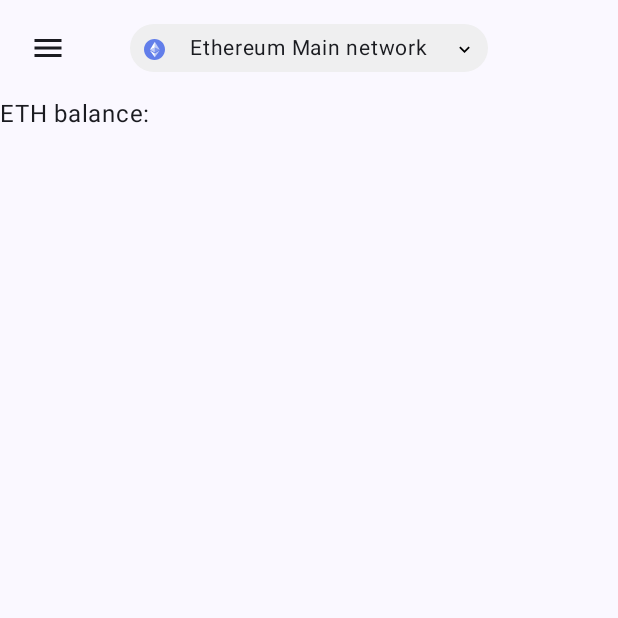
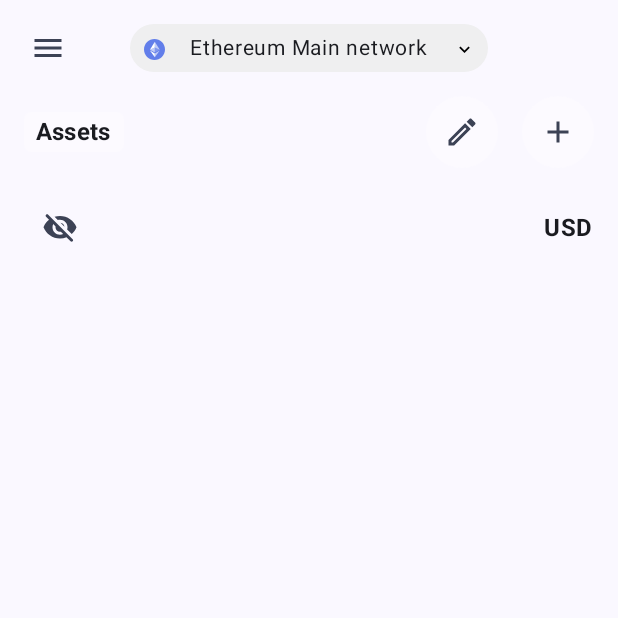
Before and after one commit to wannnn/BunnyWallet, an Android app built with Jetpack Compose: the CompletedScreen screen opened through its navigation route, after a tap on "Done", on a phone screen of 412 x 824 dp, the top half of it. Run offline under Robolectric (Android 15) with nearby library versions, the phone set to English and light mode, and no system bars; our stand-ins replace Dagger/Hilt's generated code, Timber; libraries missing offline, so code that uses them is left out: org.web3j.crypto, org.web3j.protocol, org.web3j.utils; 1 statement that could not run was skipped.

Commit message:
feat: add balance info ui

```diff
--- /dev/null
+++ b/app/src/main/java/com/cj/bunnywallet/feature/common/CommonIconBtn.kt
@@ -0,0 +1,54 @@
+package com.cj.bunnywallet.feature.common
+
+import android.content.res.Configuration
+import androidx.annotation.DrawableRes
+import androidx.compose.foundation.background
+import androidx.compose.foundation.shape.CircleShape
+import androidx.compose.material3.Icon
+import androidx.compose.material3.IconButton
+import androidx.compose.material3.MaterialTheme
+import androidx.compose.material3.Surface
+import androidx.compose.runtime.Composable
+import androidx.compose.ui.Modifier
+import androidx.compose.ui.graphics.Color
+import androidx.compose.ui.res.painterResource
+import androidx.compose.ui.tooling.preview.Preview
+import com.cj.bunnywallet.R
+import com.cj.bunnywallet.ui.theme.BunnyWalletTheme
+
+@Composable
+fun CommonIconBtn(
+    @DrawableRes icon: Int,
+    modifier: Modifier = Modifier,
+    tint: Color = MaterialTheme.colorScheme.secondary,
+    onClick: () -> Unit
+) {
+    IconButton(
+        onClick = onClick,
+        modifier = modifier
+    ) {
+        Icon(
+            painter = painterResource(id = icon),
+            contentDescription = null,
+            tint = tint
+        )
+    }
+}
+
+@Preview(name = "Light Mode", showBackground = true)
+@Preview(name = "Dark Mode", uiMode = Configuration.UI_MODE_NIGHT_YES, showBackground = true)
+@Composable
+fun PreviewCommonIconBtn() {
+    BunnyWalletTheme {
+        Surface(color = MaterialTheme.colorScheme.background) {
+            CommonIconBtn(
+                icon = R.drawable.ic_cruelty_free,
+                modifier = Modifier.background(
+                    color = MaterialTheme.colorScheme.inverseOnSurface,
+                    shape = CircleShape
+                ),
+                onClick = {}
+            )
+        }
+    }
+}
--- a/app/src/main/java/com/cj/bunnywallet/feature/home/HomeScreen.kt
+++ b/app/src/main/java/com/cj/bunnywallet/feature/home/HomeScreen.kt
@@ -3,12 +3,18 @@ package com.cj.bunnywallet.feature.home
 import android.content.res.Configuration
 import androidx.compose.foundation.layout.Column
 import androidx.compose.foundation.layout.fillMaxSize
+import androidx.compose.foundation.layout.padding
 import androidx.compose.material3.MaterialTheme
 import androidx.compose.material3.Surface
-import androidx.compose.material3.Text
 import androidx.compose.runtime.Composable
+import androidx.compose.runtime.getValue
+import androidx.compose.runtime.mutableStateOf
+import androidx.compose.runtime.remember
+import androidx.compose.runtime.setValue
 import androidx.compose.ui.Modifier
 import androidx.compose.ui.tooling.preview.Preview
+import androidx.compose.ui.unit.dp
+import com.cj.bunnywallet.feature.home.component.BalanceInfo
 import com.cj.bunnywallet.feature.home.component.HomeTopBar
 import com.cj.bunnywallet.ui.theme.BunnyWalletTheme
 
@@ -16,10 +22,20 @@ import com.cj.bunnywallet.ui.theme.BunnyWalletTheme
 fun HomeScreen(
     uiState: HomeState
 ) {
+    var balanceVisibility by remember { mutableStateOf(false) }
+
     Column(modifier = Modifier.fillMaxSize()) {
+
         HomeTopBar()
 
-        Text(text = "ETH balance: ${uiState.balance}")
+        Column(modifier = Modifier.padding(horizontal = 16.dp)) {
+            BalanceInfo(
+                balance = uiState.balance,
+                balanceVisibility = balanceVisibility,
+                onVisibilityChange = { balanceVisibility = balanceVisibility.not() }
+            )
+        }
+
     }
 }
 
--- /dev/null
+++ b/app/src/main/java/com/cj/bunnywallet/feature/home/component/BalanceInfo.kt
@@ -0,0 +1,102 @@
+package com.cj.bunnywallet.feature.home.component
+
+import android.content.res.Configuration
+import androidx.compose.foundation.background
+import androidx.compose.foundation.layout.Arrangement
+import androidx.compose.foundation.layout.Column
+import androidx.compose.foundation.layout.Row
+import androidx.compose.foundation.layout.fillMaxWidth
+import androidx.compose.foundation.layout.padding
+import androidx.compose.foundation.shape.CircleShape
+import androidx.compose.foundation.shape.RoundedCornerShape
+import androidx.compose.material3.MaterialTheme
+import androidx.compose.material3.Surface
+import androidx.compose.material3.Text
+import androidx.compose.runtime.Composable
+import androidx.compose.ui.Alignment
+import androidx.compose.ui.Modifier
+import androidx.compose.ui.draw.clip
+import androidx.compose.ui.res.stringResource
+import androidx.compose.ui.text.font.FontWeight
+import androidx.compose.ui.tooling.preview.Preview
+import androidx.compose.ui.unit.dp
+import com.cj.bunnywallet.R
+import com.cj.bunnywallet.feature.common.CommonIconBtn
+import com.cj.bunnywallet.ui.customview.VisibilityIconBtn
+import com.cj.bunnywallet.ui.theme.BunnyWalletTheme
+
+@Composable
+fun BalanceInfo(
+    balance: String,
+    balanceVisibility: Boolean,
+    onVisibilityChange: () -> Unit
+) {
+    Column(verticalArrangement = Arrangement.spacedBy(16.dp)) {
+        Row(
+            modifier = Modifier.fillMaxWidth(),
+            horizontalArrangement = Arrangement.SpaceBetween,
+            verticalAlignment = Alignment.CenterVertically
+        ) {
+            Text(
+                text = stringResource(id = R.string.assets),
+                modifier = Modifier
+                    .clip(RoundedCornerShape(5.dp))
+                    .background(color = MaterialTheme.colorScheme.inverseOnSurface)
+                    .padding(vertical = 4.dp, horizontal = 8.dp),
+                style = MaterialTheme.typography.titleMedium.copy(fontWeight = FontWeight.Bold)
+            )
+
+            Row(horizontalArrangement = Arrangement.spacedBy(16.dp)) {
+                val bgModifier = Modifier.background(
+                    color = MaterialTheme.colorScheme.inverseOnSurface,
+                    shape = CircleShape
+                )
+
+                CommonIconBtn(
+                    icon = R.drawable.ic_create,
+                    modifier = bgModifier,
+                    onClick = { }
+                )
+
+                CommonIconBtn(
+                    icon = R.drawable.ic_add,
+                    modifier = bgModifier,
+                    onClick = { }
+                )
+            }
+        }
+
+        Row(
+            modifier = Modifier.fillMaxWidth(),
+            horizontalArrangement = Arrangement.SpaceBetween,
+            verticalAlignment = Alignment.CenterVertically
+        ) {
+
+            VisibilityIconBtn(
+                isVisible = balanceVisibility,
+                onVisibilityChange = onVisibilityChange
+            )
+
+            val currency = stringResource(id = R.string.usd)
+            Text(
+                text = balance.plus(" ").plus(currency),
+                style = MaterialTheme.typography.bodyLarge.copy(fontWeight = FontWeight.Bold)
+            )
+        }
+    }
+}
+
+@Preview(name = "Light Mode", showBackground = true)
+@Preview(name = "Dark Mode", uiMode = Configuration.UI_MODE_NIGHT_YES, showBackground = true)
+@Composable
+fun PreviewBalanceInfo() {
+    BunnyWalletTheme {
+        Surface(color = MaterialTheme.colorScheme.background) {
+            BalanceInfo(
+                balance = "1.2345",
+                balanceVisibility = true,
+                onVisibilityChange = {}
+            )
+        }
+    }
+}
--- a/app/src/main/java/com/cj/bunnywallet/feature/home/component/HomeTopBar.kt
+++ b/app/src/main/java/com/cj/bunnywallet/feature/home/component/HomeTopBar.kt
@@ -10,8 +10,6 @@ import androidx.compose.foundation.layout.height
 import androidx.compose.foundation.layout.padding
 import androidx.compose.foundation.layout.size
 import androidx.compose.foundation.shape.RoundedCornerShape
-import androidx.compose.material3.Icon
-import androidx.compose.material3.IconButton
 import androidx.compose.material3.Text
 import androidx.compose.runtime.Composable
 import androidx.compose.ui.Alignment
@@ -21,6 +19,7 @@ import androidx.compose.ui.res.stringResource
 import androidx.compose.ui.unit.dp
 import androidx.compose.ui.unit.sp
 import com.cj.bunnywallet.R
+import com.cj.bunnywallet.feature.common.CommonIconBtn
 import com.cj.bunnywallet.ui.theme.Gray100
 
 @Composable
@@ -30,17 +29,13 @@ fun HomeTopBar() {
             .fillMaxWidth()
             .height(64.dp)
     ) {
-        IconButton(
-            onClick = {},
+        CommonIconBtn(
+            icon = R.drawable.ic_menu,
             modifier = Modifier
                 .padding(start = 8.dp)
-                .align(Alignment.CenterStart)
-        ) {
-            Icon(
-                painter = painterResource(id = R.drawable.ic_menu),
-                contentDescription = null,
-            )
-        }
+                .align(Alignment.CenterStart),
+            onClick = {}
+        )
 
         NetworkBar()
     }
--- a/app/src/main/java/com/cj/bunnywallet/ui/customview/VisibilityControlView.kt
+++ b/app/src/main/java/com/cj/bunnywallet/ui/customview/VisibilityControlView.kt
@@ -3,15 +3,13 @@ package com.cj.bunnywallet.ui.customview
 import androidx.compose.foundation.layout.Arrangement
 import androidx.compose.foundation.layout.Row
 import androidx.compose.foundation.layout.fillMaxWidth
-import androidx.compose.material3.Icon
-import androidx.compose.material3.IconButton
 import androidx.compose.material3.MaterialTheme
 import androidx.compose.material3.Text
 import androidx.compose.runtime.Composable
 import androidx.compose.ui.Alignment
 import androidx.compose.ui.Modifier
-import androidx.compose.ui.res.painterResource
 import com.cj.bunnywallet.R
+import com.cj.bunnywallet.feature.common.CommonIconBtn
 
 @Composable
 fun VisibilityControlView(
@@ -29,17 +27,22 @@ fun VisibilityControlView(
             style = MaterialTheme.typography.titleMedium
         )
 
-        IconButton(onClick = onVisibilityChange) {
-            val icon = if (isVisible) {
-                R.drawable.ic_visibility
-            } else {
-                R.drawable.ic_visibility_off
-            }
-            Icon(
-                painter = painterResource(id = icon),
-                contentDescription = null,
-                tint = MaterialTheme.colorScheme.secondary
-            )
-        }
+        VisibilityIconBtn(isVisible, onVisibilityChange)
     }
 }
+
+@Composable
+fun VisibilityIconBtn(
+    isVisible: Boolean,
+    onVisibilityChange: () -> Unit
+) {
+    val icon = if (isVisible) {
+        R.drawable.ic_visibility
+    } else {
+        R.drawable.ic_visibility_off
+    }
+    CommonIconBtn(
+        icon = icon,
+        onClick = onVisibilityChange
+    )
+}
--- a/app/src/main/java/com/cj/bunnywallet/ui/theme/Theme.kt
+++ b/app/src/main/java/com/cj/bunnywallet/ui/theme/Theme.kt
@@ -13,7 +13,6 @@ import androidx.compose.runtime.SideEffect
 import androidx.compose.ui.graphics.toArgb
 import androidx.compose.ui.platform.LocalContext
 import androidx.compose.ui.platform.LocalView
-import androidx.core.view.ViewCompat
 import androidx.core.view.WindowCompat
 
 private val DarkColorScheme = darkColorScheme(
--- /dev/null
+++ b/app/src/main/res/drawable/ic_add.xml
@@ -0,0 +1,5 @@
+<vector android:height="24dp" android:tint="#000000"
+    android:viewportHeight="24" android:viewportWidth="24"
+    android:width="24dp" xmlns:android="http://schemas.android.com/apk/res/android">
+    <path android:fillColor="@android:color/white" android:pathData="M19,13h-6v6h-2v-6H5v-2h6V5h2v6h6v2z"/>
+</vector>
--- /dev/null
+++ b/app/src/main/res/drawable/ic_arrow_back.xml
@@ -0,0 +1,5 @@
+<vector android:autoMirrored="true" android:height="24dp"
+    android:tint="#000000" android:viewportHeight="24"
+    android:viewportWidth="24" android:width="24dp" xmlns:android="http://schemas.android.com/apk/res/android">
+    <path android:fillColor="@android:color/white" android:pathData="M20,11H7.83l5.59,-5.59L12,4l-8,8 8,8 1.41,-1.41L7.83,13H20v-2z"/>
+</vector>
--- /dev/null
+++ b/app/src/main/res/drawable/ic_create.xml
@@ -0,0 +1,5 @@
+<vector android:height="24dp" android:tint="#000000"
+    android:viewportHeight="24" android:viewportWidth="24"
+    android:width="24dp" xmlns:android="http://schemas.android.com/apk/res/android">
+    <path android:fillColor="@android:color/white" android:pathData="M3,17.25V21h3.75L17.81,9.94l-3.75,-3.75L3,17.25zM5.92,19H5v-0.92l9.06,-9.06 0.92,0.92L5.92,19zM20.71,5.63l-2.34,-2.34c-0.2,-0.2 -0.45,-0.29 -0.71,-0.29s-0.51,0.1 -0.7,0.29l-1.83,1.83 3.75,3.75 1.83,-1.83c0.39,-0.39 0.39,-1.02 0,-1.41z"/>
+</vector>
--- /dev/null
+++ b/app/src/main/res/drawable/ic_cruelty_free.xml
@@ -0,0 +1,5 @@
+<vector android:height="24dp" android:tint="#000000"
+    android:viewportHeight="24" android:viewportWidth="24"
+    android:width="24dp" xmlns:android="http://schemas.android.com/apk/res/android">
+    <path android:fillColor="@android:color/white" android:pathData="M16.84,14.52c-0.26,-0.19 -0.62,-0.63 -0.79,-0.84C17.24,12.01 19,8.87 19,5c0,-1.95 -0.74,-3 -2,-3c-1.54,0 -3.96,2.06 -5,5.97C10.96,4.06 8.54,2 7,2C5.74,2 5,3.05 5,5c0,3.87 1.76,7.01 2.95,8.68c-0.17,0.21 -0.53,0.65 -0.79,0.84c-0.5,0.41 -1.66,1.37 -1.66,2.98c0,2.21 1.79,4 4,4c1.55,0 2.5,-0.56 2.5,-0.56s0.95,0.56 2.5,0.56c2.21,0 4,-1.79 4,-4C18.5,15.89 17.34,14.93 16.84,14.52zM9.35,12.2C8.34,10.7 7,8.12 7,5c0,-0.49 0.06,-0.8 0.12,-0.97c0.94,0.31 3.24,2.71 3.38,7.64C10.03,11.79 9.66,11.97 9.35,12.2zM10.5,16.75c-0.28,0 -0.5,-0.34 -0.5,-0.75c0,-0.41 0.22,-0.75 0.5,-0.75S11,15.59 11,16C11,16.41 10.78,16.75 10.5,16.75zM12,19.5c-0.55,0 -1,-0.72 -1,-1c0,-0.28 0.45,-0.5 1,-0.5s1,0.22 1,0.5C13,18.78 12.55,19.5 12,19.5zM13.5,16.75c-0.28,0 -0.5,-0.34 -0.5,-0.75c0,-0.41 0.22,-0.75 0.5,-0.75S14,15.59 14,16C14,16.41 13.78,16.75 13.5,16.75zM13.5,11.67c0.14,-4.93 2.44,-7.33 3.38,-7.64C16.94,4.2 17,4.51 17,5c0,3.12 -1.34,5.7 -2.35,7.2C14.34,11.97 13.97,11.79 13.5,11.67z"/>
+</vector>
--- a/app/src/main/res/values/strings.xml
+++ b/app/src/main/res/values/strings.xml
@@ -9,6 +9,9 @@
     <string name="password_condition_hint">Must be at least 8 characters</string>
     <string name="pwd_not_match">Passwords don\'t match</string>
     <string name="invalid_password">Invalid password</string>
+
+    <!-- Currency -->
+    <string name="usd">USD</string>
 
     <!-- Unlock -->
     <string name="welcome_back">Welcome Back!</string>
@@ -81,5 +84,6 @@
 
     <!-- Home -->
     <string name="ethereum_main_network">Ethereum Main network</string>
+    <string name="assets">Assets</string>
 
 </resources>
```
Also changed, not shown: app/src/main/java/com/cj/bunnywallet/feature/common/AppTopBar.kt (+5 -13 lines).
